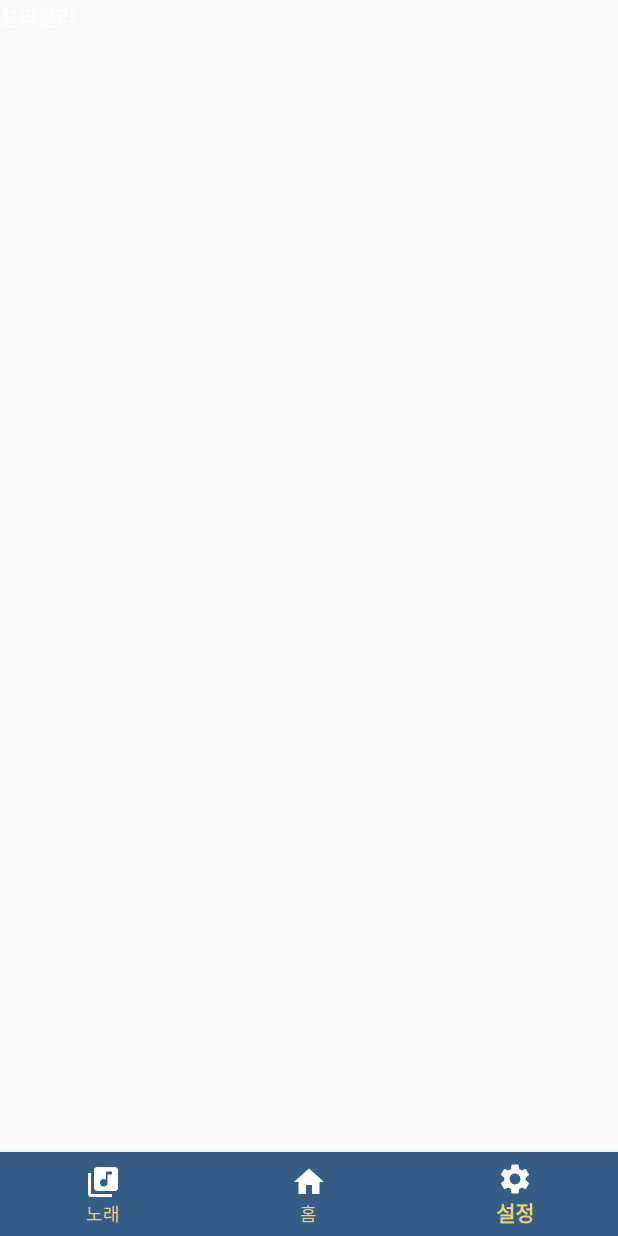
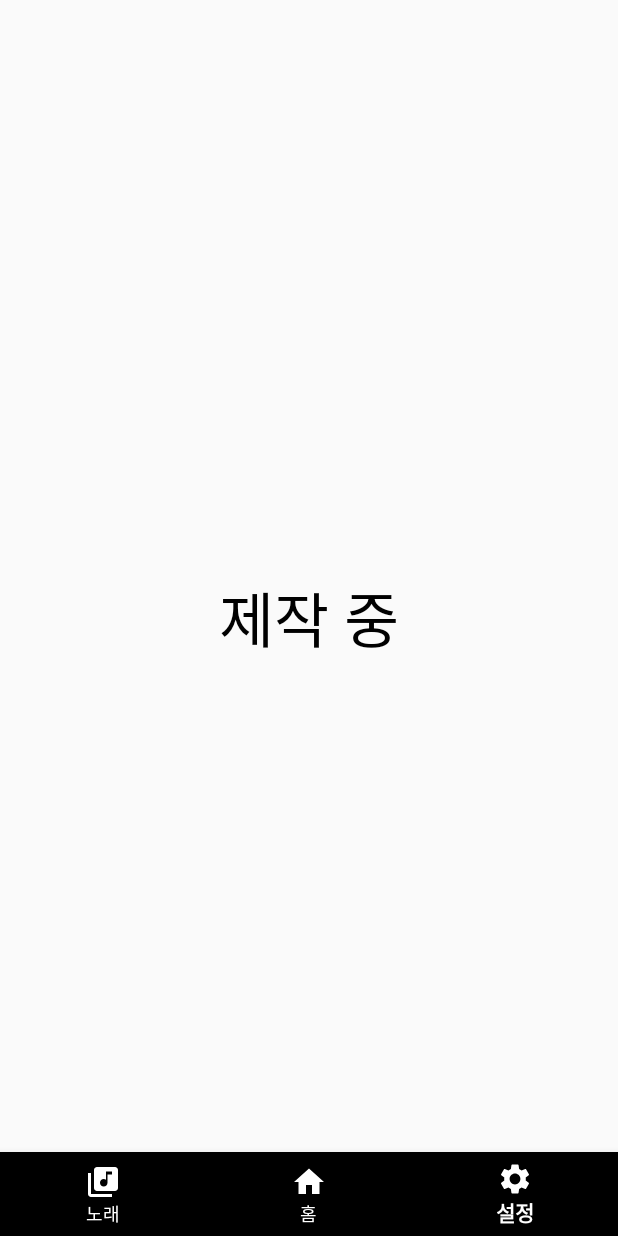
Before and after one commit to jinhaEom/Kotlin_Capstone_Project, an Android app: the screen it shows after launch once a user with an empty profile is signed in (MainActivity), item 3 of the bottom bar chosen, on a phone screen of 412 x 824 dp. Run offline under Robolectric (Android 15) with nearby library versions, the phone set to English and light mode, and no system bars; our stand-ins replace Firebase (no records; nobody signed in at launch, a user with empty details on screens opened directly).

Commit message:
bottomNavigationBar 수정

```diff
--- a/capstone/anyfeeling/app/src/main/AndroidManifest.xml
+++ b/capstone/anyfeeling/app/src/main/AndroidManifest.xml
@@ -2,6 +2,7 @@
 <manifest xmlns:android="http://schemas.android.com/apk/res/android"
     package="bu.ac.kr.anyfeeling">
     <uses-permission android:name="android.permission.INTERNET"/>
+    <meta-data android:name="android.max_aspect" android:value="2.1" />
     <application
         android:allowBackup="true"
         android:icon="@mipmap/ic_launcher"
--- a/capstone/anyfeeling/app/src/main/res/layout/activity_main.xml
+++ b/capstone/anyfeeling/app/src/main/res/layout/activity_main.xml
@@ -26,9 +26,9 @@
         android:layout_width="match_parent"
         android:layout_height="wrap_content"
         android:layout_alignParentBottom="true"
-        android:background="#345E86"
+        android:background="@color/black"
         app:itemIconTint="#FFFFFF"
-        app:itemTextColor="#f6d170"
+        app:itemTextColor="#FFFFFF"
         app:labelVisibilityMode="labeled"
         app:menu="@menu/bottom_menu" />
 
--- a/capstone/anyfeeling/app/src/main/res/layout/fragment_secondtab.xml
+++ b/capstone/anyfeeling/app/src/main/res/layout/fragment_secondtab.xml
@@ -1,11 +1,17 @@
 <?xml version="1.0" encoding="utf-8"?>
 <androidx.constraintlayout.widget.ConstraintLayout xmlns:android="http://schemas.android.com/apk/res/android"
     android:layout_width="match_parent"
-    android:layout_height="match_parent">
+    android:layout_height="match_parent"
+    xmlns:app="http://schemas.android.com/apk/res-auto">
 
     <TextView
+        app:layout_constraintStart_toStartOf="parent"
+        app:layout_constraintBottom_toBottomOf="parent"
+        app:layout_constraintTop_toTopOf="parent"
+        app:layout_constraintEnd_toEndOf="parent"
+        android:textSize="40sp"
         android:layout_width="wrap_content"
         android:layout_height="wrap_content"
-        android:textColor="@color/white"
-        android:text="블라블라"/>
+        android:textColor="@color/black"
+        android:text="제작 중"/>
 </androidx.constraintlayout.widget.ConstraintLayout>
```
